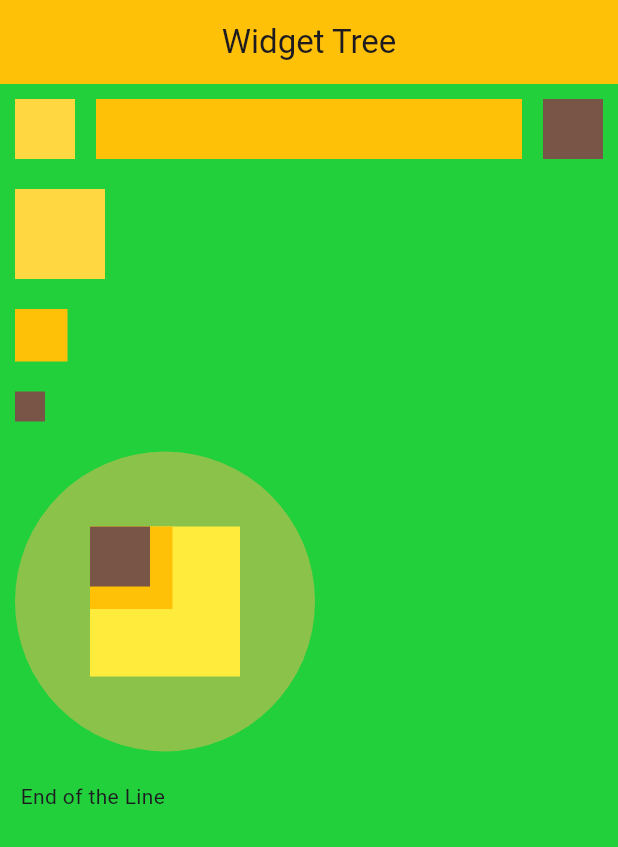
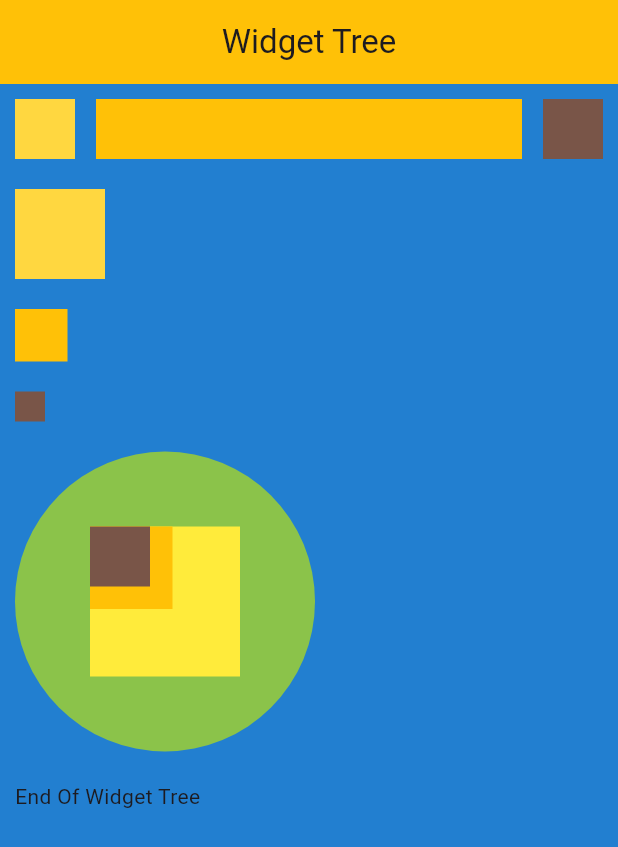
Before and after one commit to AhmedKamal1892/flutter-task-one-screen, a Flutter app: the screen it shows after launch, on a phone screen of 412 x 824 dp. Shown: the top 847 px of the screen. Run offline on Flutter 3.47's test engine with Material 3 defaults, Android fonts, the phone set to English and light mode, and no system bars.

Commit message:
changed body background color and the final text

```diff
--- a/lib/pages/home/home_screen.dart
+++ b/lib/pages/home/home_screen.dart
@@ -27,7 +27,7 @@ class _SingleScreenState extends State<SingleScreen> {
   @override
   Widget build(BuildContext context) {
     return Scaffold(
-        backgroundColor: const Color.fromARGB(255, 34, 208, 60),
+        backgroundColor: const Color.fromARGB(255, 34, 127, 208),
         appBar: AppBar(
           title: Text(
             widget.titleAppBar,
@@ -44,7 +44,7 @@ class _SingleScreenState extends State<SingleScreen> {
               SizedBox(height: 20),
               CircleWidget(),
               SizedBox(height: 20),
-              Text(' End of the Line')
+              Text('End Of Widget Tree')
             ],
           ),
         ));
```
